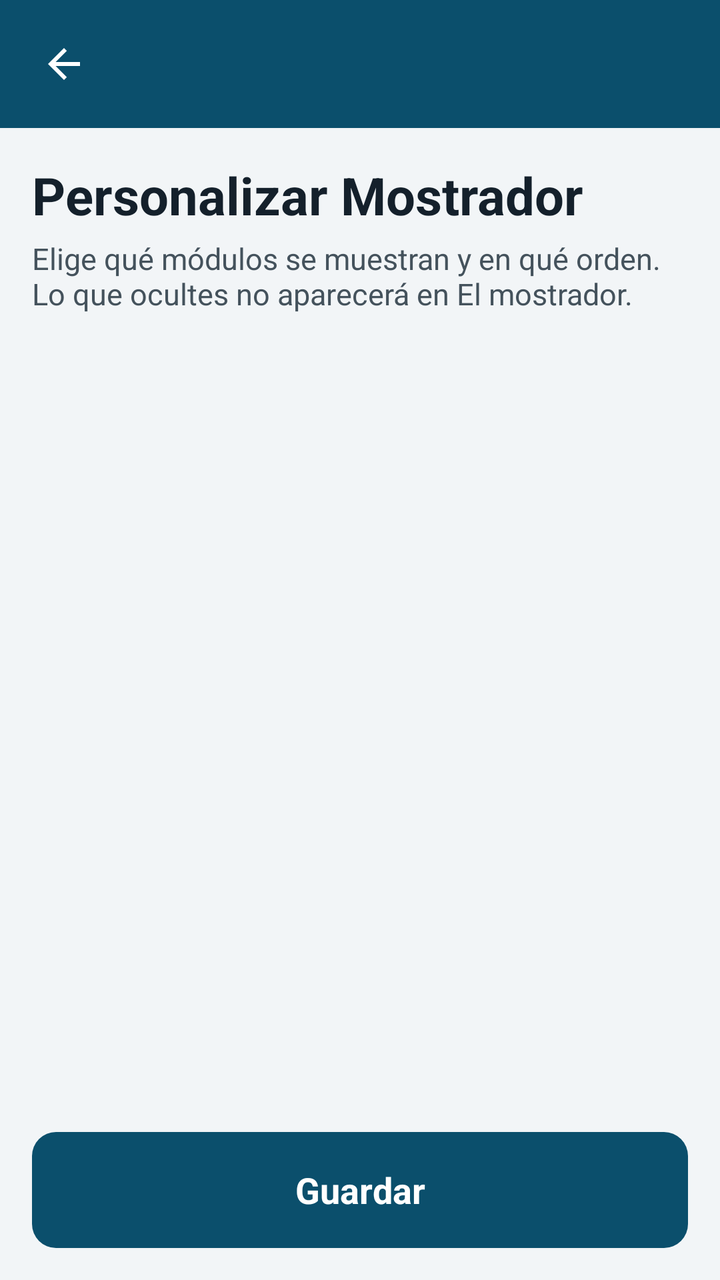
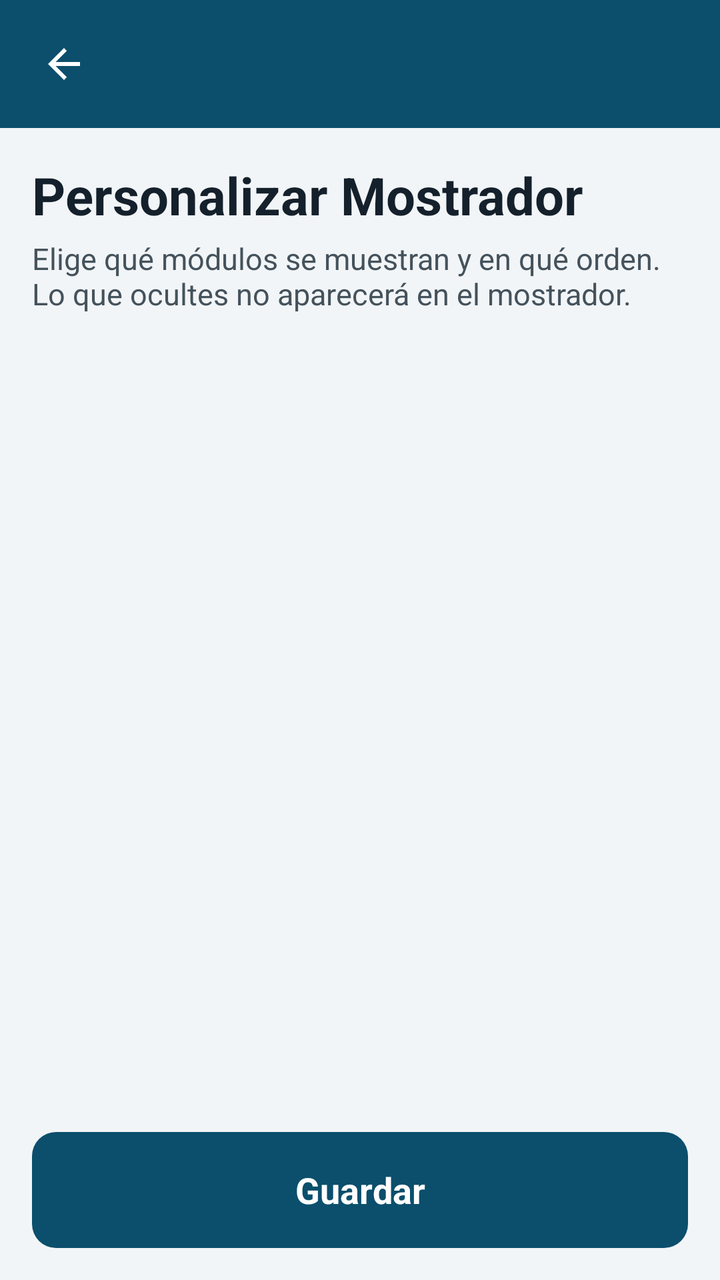

An Android layout rendered at two revisions. The XML below is the earlier revision; the diff shows what the commit changed to produce the second picture.
<!-- AndroidManifest.xml: application theme Tema -->
<!-- res/layout/activity_mostrador_config.xml -->
<?xml version="1.0" encoding="utf-8"?>
<LinearLayout xmlns:android="http://schemas.android.com/apk/res/android"
    android:layout_width="match_parent"
    android:layout_height="match_parent"
    android:orientation="vertical"
    android:background="@color/fondo">

    <include layout="@layout/barra_superior" />

    <ScrollView
        android:layout_width="match_parent"
        android:layout_height="0dp"
        android:layout_weight="1"
        android:fillViewport="true">

        <LinearLayout
            android:layout_width="match_parent"
            android:layout_height="wrap_content"
            android:orientation="vertical"
            android:padding="16dp">

            <TextView
                android:layout_width="match_parent"
                android:layout_height="wrap_content"
                android:text="Personalizar Mostrador"
                android:textColor="@color/texto"
                android:textSize="26sp"
                android:textStyle="bold" />

            <TextView
                style="@style/Ayuda"
                android:layout_width="match_parent"
                android:layout_height="wrap_content"
                android:text="Elige qué módulos se muestran y en qué orden. Lo que ocultes no aparecerá en El mostrador." />

            <LinearLayout
                android:id="@+id/contenedorOpciones"
                android:layout_width="match_parent"
                android:layout_height="wrap_content"
                android:layout_marginTop="14dp"
                android:orientation="vertical" />
        </LinearLayout>
    </ScrollView>

    <Button
        android:id="@+id/btnGuardarMostrador"
        style="@style/BotonPrimario"
        android:layout_width="match_parent"
        android:layout_height="wrap_content"
        android:layout_margin="16dp"
        android:text="Guardar" />
</LinearLayout>
<!-- res/layout/barra_superior.xml (included above) -->
<?xml version="1.0" encoding="utf-8"?>
<LinearLayout xmlns:android="http://schemas.android.com/apk/res/android"
    android:layout_width="match_parent"
    android:layout_height="wrap_content"
    android:orientation="horizontal"
    android:gravity="center_vertical"
    android:background="?android:attr/colorPrimary"
    android:minHeight="64dp"
    android:paddingLeft="6dp"
    android:paddingRight="12dp"
    android:paddingTop="6dp"
    android:paddingBottom="6dp">

    <ImageButton
        android:id="@+id/btnAtras"
        android:layout_width="52dp"
        android:layout_height="52dp"
        android:background="?android:attr/selectableItemBackgroundBorderless"
        android:src="@drawable/ic_atras"
        android:tint="@color/blanco"
        android:contentDescription="@string/volver"
        android:scaleType="centerInside" />

    <TextView
        android:id="@+id/tituloBarra"
        android:layout_width="0dp"
        android:layout_height="wrap_content"
        android:layout_weight="1"
        android:layout_marginStart="4dp"
        android:textColor="@color/blanco"
        android:textSize="22sp"
        android:textStyle="bold"
        android:maxLines="2"
        android:ellipsize="end" />
</LinearLayout>
<!-- resources referenced by this layout -->
<resources>
  <color name="blanco">#FFFFFF</color>
  <color name="fondo">#F2F5F7</color>
  <color name="texto">#14202B</color>
  <!-- drawable ic_atras (drawable) -->
  <?xml version="1.0" encoding="utf-8"?>
  <vector xmlns:android="http://schemas.android.com/apk/res/android"
      android:width="24dp" android:height="24dp"
      android:viewportWidth="24" android:viewportHeight="24">
      <path android:fillColor="#FF000000" android:pathData="M20,11H7.83l5.59,-5.59L12,4l-8,8 8,8 1.41,-1.41L7.83,13H20v-2z"/>
  </vector>
  <string name="volver">Volver</string>
  <style name="Ayuda">
          <item name="android:textSize">15sp</item>
          <item name="android:textColor">@color/texto_secundario</item>
          <item name="android:layout_marginTop">4dp</item>
      </style>
  <style name="BotonPrimario">
          <item name="android:background">@drawable/boton_primario</item>
          <item name="android:textColor">@color/blanco</item>
          <item name="android:textSize">18sp</item>
          <item name="android:textStyle">bold</item>
          <item name="android:textAllCaps">false</item>
          <item name="android:gravity">center</item>
          <item name="android:minHeight">58dp</item>
          <item name="android:paddingLeft">18dp</item>
          <item name="android:paddingRight">18dp</item>
          <item name="android:stateListAnimator">@null</item>
          <item name="android:backgroundTint">@null</item>
      </style>
  <style name="Tema" parent="@android:style/Theme.Material.Light.NoActionBar">
          <item name="android:colorPrimary">@color/primario</item>
          <item name="android:colorPrimaryDark">@color/primario_oscuro</item>
          <item name="android:colorAccent">@color/primario</item>
          <item name="android:windowBackground">@color/fondo</item>
          <item name="android:statusBarColor">@color/primario_oscuro</item>
          <item name="android:navigationBarColor">@color/superficie</item>
          <item name="android:windowLightNavigationBar">true</item>
          <item name="android:textColorPrimary">@color/texto</item>
          <item name="android:textColorSecondary">@color/texto_secundario</item>
          <item name="android:textColorHint">@color/texto_secundario</item>
          <item name="android:fontFamily">sans-serif</item>
          <item name="android:windowNoTitle">true</item>
          
          <item name="android:windowOptOutEdgeToEdgeEnforcement">true</item>
      </style>
  <color name="texto_secundario">#44525C</color>
  <!-- drawable boton_primario (drawable) -->
  <?xml version="1.0" encoding="utf-8"?>
  <selector xmlns:android="http://schemas.android.com/apk/res/android">
      <item android:state_enabled="false">
          <shape><solid android:color="@color/deshabilitado"/><corners android:radius="12dp"/></shape>
      </item>
      <item android:state_pressed="true">
          <shape><solid android:color="@color/primario_oscuro"/><corners android:radius="12dp"/></shape>
      </item>
      <item>
          <shape><solid android:color="@color/primario"/><corners android:radius="12dp"/></shape>
      </item>
  </selector>
  <color name="primario">#0B4F6C</color>
  <color name="primario_oscuro">#073A50</color>
  <color name="superficie">#FFFFFF</color>
  <color name="deshabilitado">#8A979F</color>
</resources>

<!-- the commit's change to res/layout/activity_mostrador_config.xml (unified diff, before → after) -->
@@ -31,7 +31,7 @@
                 style="@style/Ayuda"
                 android:layout_width="match_parent"
                 android:layout_height="wrap_content"
-                android:text="Elige qué módulos se muestran y en qué orden. Lo que ocultes no aparecerá en El mostrador." />
+                android:text="Elige qué módulos se muestran y en qué orden. Lo que ocultes no aparecerá en el mostrador." />
 
             <LinearLayout
                 android:id="@+id/contenedorOpciones"
